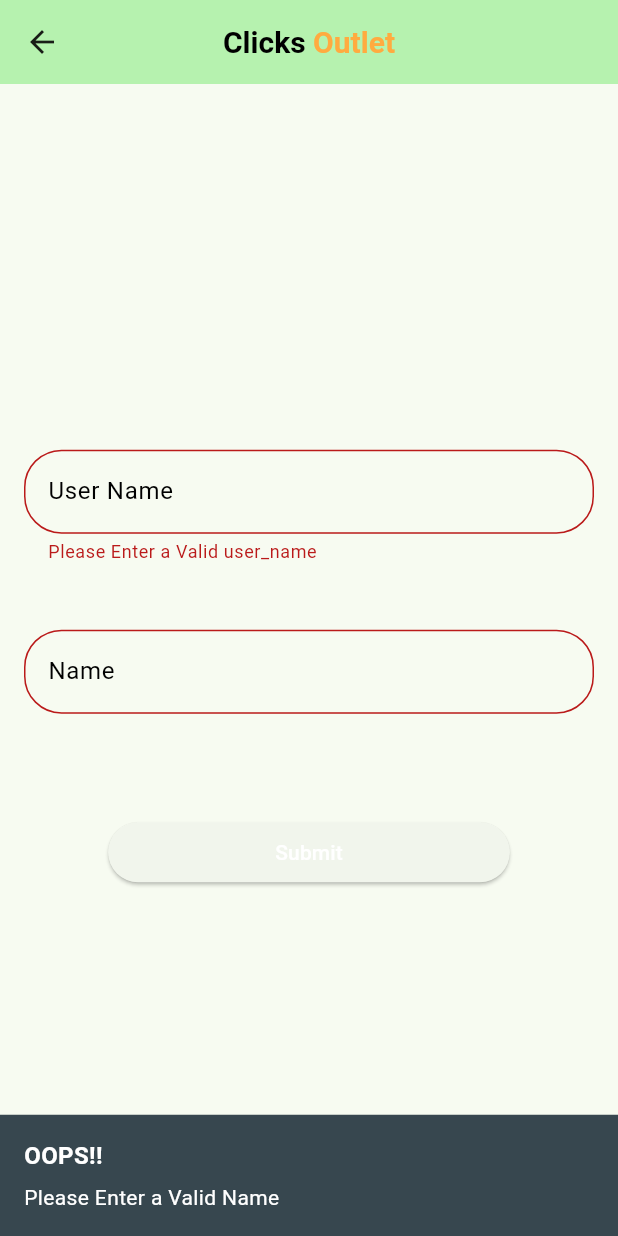
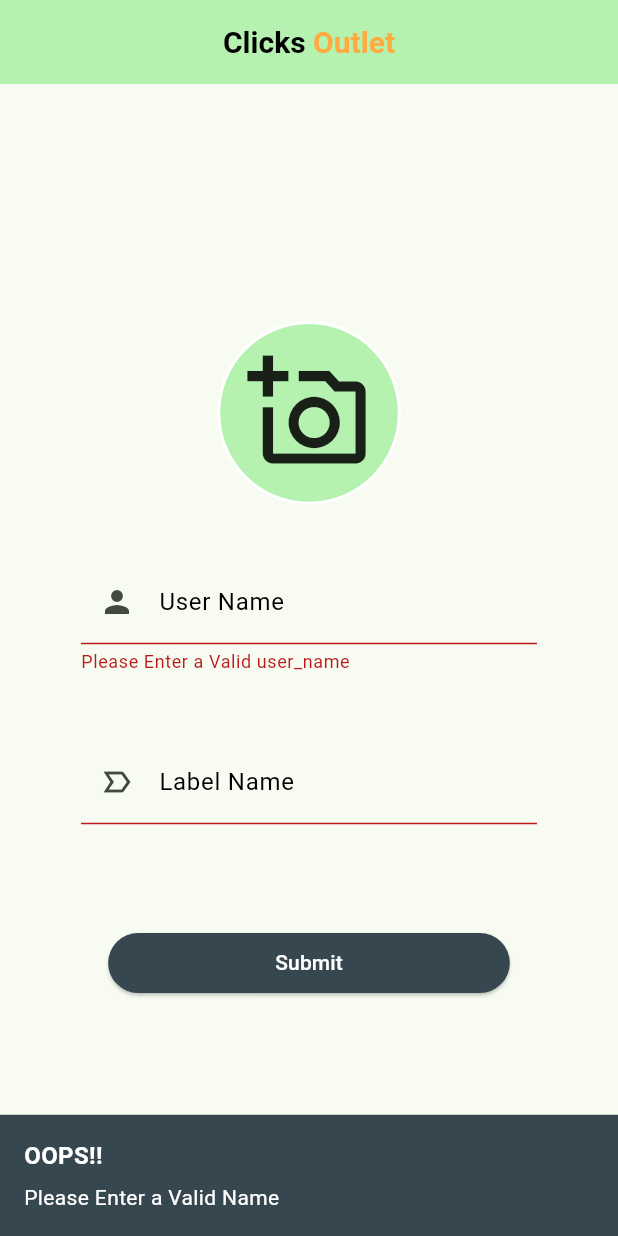
Before and after one commit to SandeepKumar482/ClicksOutlet, a Flutter app: the UserDetailsForm screen opened directly, after a tap on "Submit", on a phone screen of 412 x 824 dp. Run offline on Flutter 3.47's test engine with Material 3 defaults, Android fonts, the phone set to English and light mode, and no system bars; our stand-ins replace cloud_firestore, curved_navigation_bar, firebase_auth, firebase_core, firebase_messaging, firebase_storage and 5 more; accounts and stored records are empty.

Commit message:
User Details Page Updated.

```diff
--- a/lib/View/screens/authentication/otp.view.dart
+++ b/lib/View/screens/authentication/otp.view.dart
@@ -46,7 +46,7 @@ class _OtpScreenState extends State<OtpScreen> {
       insetPadding: EdgeInsets.zero,
       title: const Text(
         "OTP",
-        style: TextStyle(fontWeight: FontWeight.bold),
+        style: TextStyle(fontWeight: FontWeight.normal),
       ),
       scrollable: true,
       elevation: 10,
@@ -92,7 +92,7 @@ class _OtpScreenState extends State<OtpScreen> {
                   });
                   Utils.getSnacbar(
                       "Authentication Status", "Authenticated!!!!!!!");
-                  Get.off(const UserDetailsForm());
+                  Get.off(UserDetailsForm());
                 },
                 style: ElevatedButton.styleFrom(
                     backgroundColor: ColorsConst.fourth,
--- a/lib/View/screens/authentication/user_details_form.view.dart
+++ b/lib/View/screens/authentication/user_details_form.view.dart
@@ -1,16 +1,23 @@
+import 'dart:io';
+
 import 'package:clicksoutlet/FirebaseService/user_collection.service.dart';
 import 'package:clicksoutlet/View/screens/home.view.dart';
 import 'package:clicksoutlet/View/widgets/input.widget.dart';
 import 'package:clicksoutlet/constants/style.dart';
 import 'package:clicksoutlet/model/user_details.dart';
 import 'package:clicksoutlet/utils/Utils.dart';
+import 'package:clicksoutlet/utils/floating_msg.util.dart';
 import 'package:flutter/material.dart';
 import 'package:get/get.dart';
+import 'package:image_picker/image_picker.dart';
+import 'package:permission_handler/permission_handler.dart';
 
 import '../../widgets/custom_app_bar.widget.dart';
 
 class UserDetailsForm extends StatelessWidget {
-  const UserDetailsForm({super.key});
+  UserDetailsForm({super.key});
+
+  final ImagePicker _picker = ImagePicker();
 
   @override
   Widget build(BuildContext context) {
@@ -22,6 +29,7 @@ class UserDetailsForm extends StatelessWidget {
     TextEditingController name = TextEditingController();
     TextEditingController userName = TextEditingController();
 
+    XFile? profileImage;
     return Scaffold(
         appBar: AppBar(
           centerTitle: true,
@@ -40,28 +48,92 @@ class UserDetailsForm extends StatelessWidget {
                     child: Column(
                         mainAxisAlignment: MainAxisAlignment.center,
                         children: <Widget>[
-                          InputWidget(
+                          InkWell(
+                            child: Container(
+                              decoration: BoxDecoration(
+                                color: ColorsConst.primary,
+                                shape: BoxShape.circle,
+                                border: Border.all(
+                                  color: ColorsConst.secondary,
+                                  // Set your desired border color
+                                  width: 2.0, // Set your desired border width
+                                ),
+                              ),
+                              child: ClipOval(
+                                child: Padding(
+                                  padding: const EdgeInsets.all(18.0),
+                                  child: profileImage == null
+                                      ? Icon(
+                                          Icons.add_a_photo_outlined,
+                                          size: deviceHeight * 0.100,
+                                        )
+                                      : Image.file(
+                                          File(profileImage.path),
+                                          fit: BoxFit.cover,
+                                          width: deviceWidth * 0.1,
+                                          // Set your desired width
+                                          height: deviceHeight *
+                                              0.1, // Set your desired height
+                                        ),
+                                ),
+                              ),
+                            ),
+                            onTap: () async {
+                              PermissionStatus status =
+                                  await Permission.photos.status;
+                              if (status.isGranted) {
+                                profileImage = await _picker.pickImage(
+                                    source: ImageSource.gallery);
+                              } else {
+                                PermissionStatus requestStatus =
+                                    await Permission.photos.request();
+                                if (requestStatus.isGranted) {
+                                } else {
+                                  FloatingMsg.show(
+                                      context: context,
+                                      msg: "Please Allow Photos First",
+                                      msgType: MsgType.error);
+                                }
+                              }
+                            },
+                          ),
+                          SizedBox(
+                            height: 25,
+                            /*child: Divider(
+                              endIndent: deviceWidth * 0.2,
+                              indent: deviceWidth * 0.2,
+                            ),*/
+                          ),
+                          Padding(
+                            padding: const EdgeInsets.symmetric(horizontal: 38),
+                            child: InputWidget(
                               label: "User Name",
                               controller: userName,
+                              prefixIcon: const Icon(Icons.person),
                               validator: (value) {
-                              if (value!
-                                      .isEmpty /*||
+                                if (value!.isEmpty ||
                                     userCollectionService
                                         .isUserNameAlreadyExist(
                                             UserDetailsModel(
-                                                userName: value,
-                                                labelName: "")) as bool*/
-                                  ) {
+                                                id: userName.text,
+                                                name: "",
+                                                userName: "")) as bool) {
                                   return 'Please Enter a Valid user_name ';
                                 } else {
                                   return null;
                                 }
                               },
                             ),
+                          ),
                           const SizedBox(height: 20.0),
-                          InputWidget(
-                            label: "Name",
+                          Padding(
+                            padding:
+                                const EdgeInsets.symmetric(horizontal: 38.0),
+                            child: InputWidget(
+                              label: "Label Name",
                               controller: name,
+                              prefixIcon:
+                                  const Icon(Icons.label_important_outline),
                               validator: (value) {
                                 if (value!.isEmpty) {
                                   Utils.getSnacbar(
@@ -72,6 +144,7 @@ class UserDetailsForm extends StatelessWidget {
                                 }
                               },
                             ),
+                          ),
                           const SizedBox(height: 20.0),
                           SizedBox(height: deviceHeight * 0.02),
                           SizedBox(
@@ -81,12 +154,12 @@ class UserDetailsForm extends StatelessWidget {
                                 if (formKey.currentState!.validate()) {
                                   formKey.currentState!.save();
                                   try {
-                                    bool isAlreadyExist =
-                                        false; /*userCollectionService
+                                    bool isAlreadyExist = userCollectionService
                                         .isUserNameAlreadyExist(
                                             UserDetailsModel(
-                                                userName: _userName,
-                                                labelName: _labelName)) as bool;*/
+                                                id: userName.text,
+                                                name: "",
+                                                userName: "")) as bool;
                                     if (isAlreadyExist) {
                                       Utils.getSnacbar(
                                           "User Name Already Exist",
@@ -114,7 +187,7 @@ class UserDetailsForm extends StatelessWidget {
                               },
                               style: ElevatedButton.styleFrom(
                                   foregroundColor: ColorsConst.secondary,
-                              ),
+                                  backgroundColor: ColorsConst.fourth),
                               child: const Text('Submit'),
                             ),
                           )
--- a/lib/View/widgets/input.widget.dart
+++ b/lib/View/widgets/input.widget.dart
@@ -7,6 +7,7 @@ class InputWidget extends StatelessWidget {
   final Widget? prefixIcon;
   final void Function(String value)? onChange;
   final String? Function(String?)? validator;
+
   const InputWidget({
     required this.label,
     this.controller,
@@ -26,13 +27,13 @@ class InputWidget extends StatelessWidget {
         validator: validator,
         decoration: InputDecoration(
           labelText: label,
-          border: OutlineInputBorder(
+          /*border: OutlineInputBorder(
             borderRadius: BorderRadius.circular(25.0),
             borderSide: const BorderSide(
               color: ColorsConst.primary,
               width: 2.0,
             ),
-          ),
+          ),*/
           prefixIcon: prefixIcon,
           labelStyle: const TextStyle(color: ColorsConst.third),
           focusedBorder: OutlineInputBorder(
```
Also changed, not shown: lib/View/screens/home/myprofile.dart (added). Lines whose indentation alone changed are shown as unchanged.
